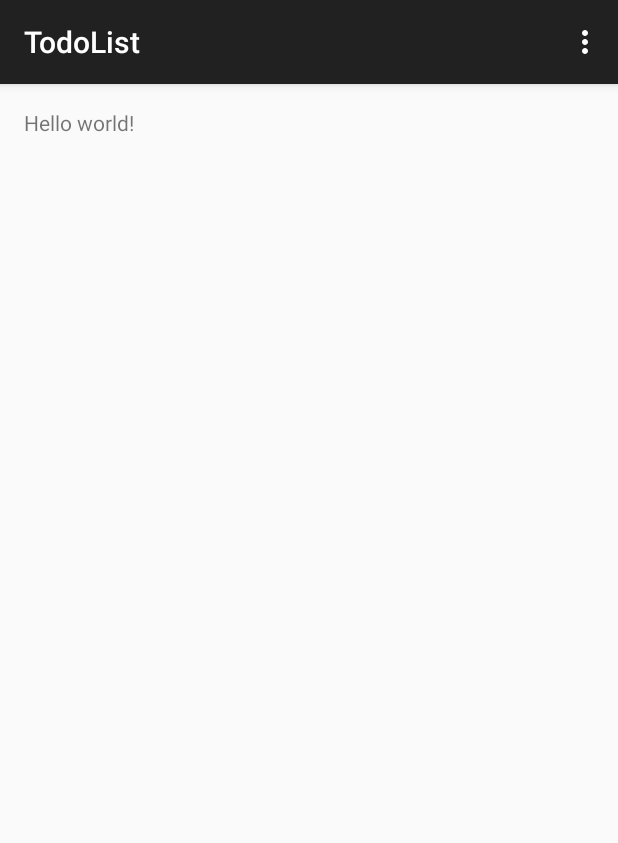
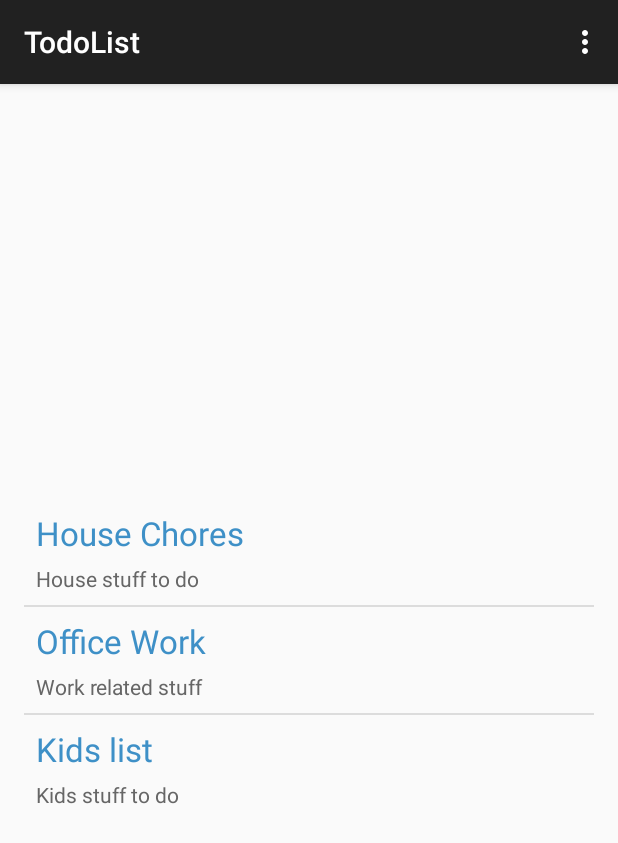
Before and after one commit to SailorMercury/todo_list, an Android app: the screen it shows after launch (MainActivity), on a phone screen of 412 x 824 dp. Shown: the top 843 px of the screen. Run offline under Robolectric (Android 15) with nearby library versions, the phone set to English and light mode, and no system bars.

Commit message:
populate category page list

```diff
--- a/app/src/main/java/com/google/todolist/CategoryAdapter.java
+++ b/app/src/main/java/com/google/todolist/CategoryAdapter.java
@@ -1,16 +1,30 @@
 package com.google.todolist;
 
+import android.app.Activity;
+import android.view.LayoutInflater;
 import android.view.View;
 import android.view.ViewGroup;
 import android.widget.BaseAdapter;
-
+import android.widget.TextView;
+import com.google.todolist.TodoDatabase.Category;
 /**
  * Created by Esther on 10/3/15.
  */
 public class CategoryAdapter extends BaseAdapter {
+
+    final Activity activity;
+    final Category[] categories;
+
+    public CategoryAdapter(Activity activity, Category[] categories )
+    {
+        this.activity = activity;
+        this.categories = categories;
+    }
+
+
     @Override
     public int getCount() {
-        return 0;
+        return categories.length;
     }
 
     @Override
@@ -25,6 +39,18 @@ public class CategoryAdapter extends BaseAdapter {
 
     @Override
     public View getView(int position, View convertView, ViewGroup parent) {
-        return null;
+        LayoutInflater inflater = activity.getLayoutInflater();
+
+        View view = inflater.inflate(R.layout.activity_category_list_item, parent, false);
+
+        TextView nameView = (TextView) view.findViewById(R.id.cl_title);
+        TextView positionView = (TextView) view.findViewById(R.id.cl_desc);
+
+        Category category = categories[position];
+
+        nameView.setText(category.name);
+        positionView.setText(category.description);
+
+        return view;
     }
 }
--- a/app/src/main/java/com/google/todolist/MainActivity.java
+++ b/app/src/main/java/com/google/todolist/MainActivity.java
@@ -4,14 +4,39 @@ import android.support.v7.app.ActionBarActivity;
 import android.os.Bundle;
 import android.view.Menu;
 import android.view.MenuItem;
+import android.view.View;
+import android.widget.EditText;
+import android.widget.ListView;
 
 
 public class MainActivity extends ActionBarActivity {
+    public static TodoDatabase.Category selectedCategory = null;
+    TodoDatabase db;
 
     @Override
     protected void onCreate(Bundle savedInstanceState) {
         super.onCreate(savedInstanceState);
-        setContentView(R.layout.activity_main);
+        setContentView(R.layout.activity_category_list);
+
+
+        db = new TodoDatabase(this);
+
+        //EditText searchText = (EditText) findViewById(R.id.listView);
+        //searchText.addTextChangedListener(this);
+
+        search("");
+
+        ListView listView = (ListView) findViewById(R.id.listView);
+        //listView.setOnItemClickListener(this);
+
+    }
+
+    public void search(String searchText)
+    {
+        CategoryAdapter adapter = new CategoryAdapter(this, db.searchByName(searchText));
+
+        ListView listView = (ListView) findViewById(R.id.listView);
+        listView.setAdapter(adapter);
     }
 
     @Override
--- a/app/src/main/java/com/google/todolist/TodoDatabase.java
+++ b/app/src/main/java/com/google/todolist/TodoDatabase.java
@@ -46,7 +46,7 @@ public class TodoDatabase extends SQLiteOpenHelper {
 
         String sql2 = "CREATE TABLE IF NOT EXISTS task_list (" +
                 "ID TEXT(12) PRIMARY KEY," +
-                "category_id TEXT FOREIGN KEY," +
+                "category_id TEXT," +
                 "name TEXT," +
                 "deadline INTEGER )";
 
```
Also changed, not shown: 1 other file.
